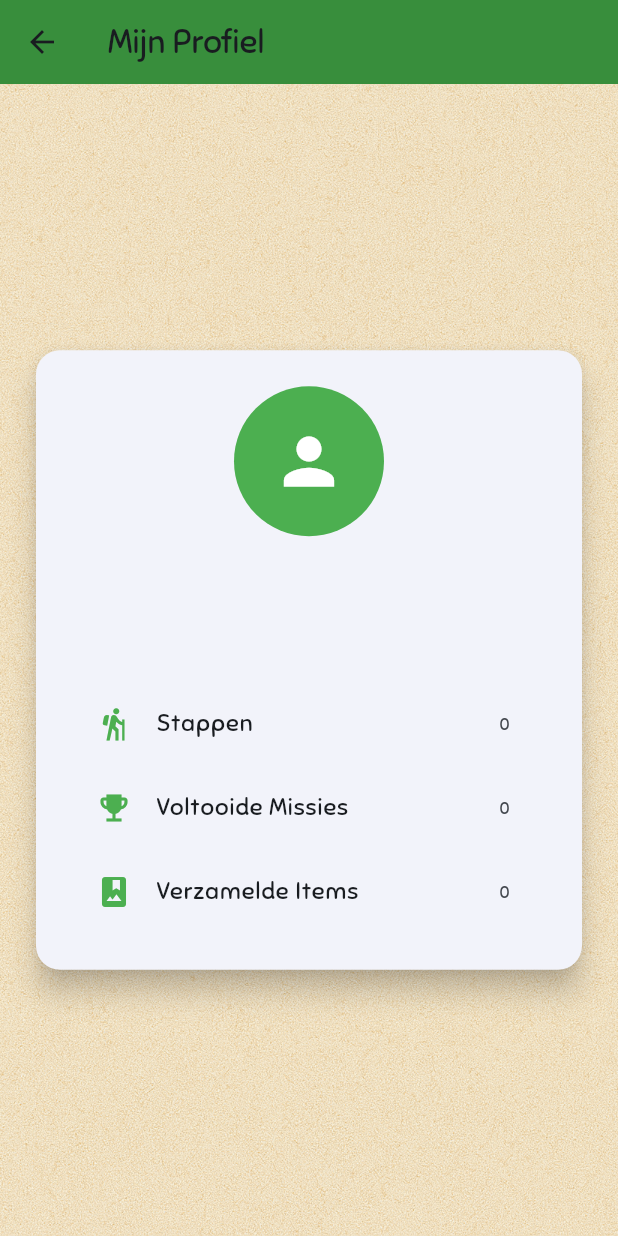
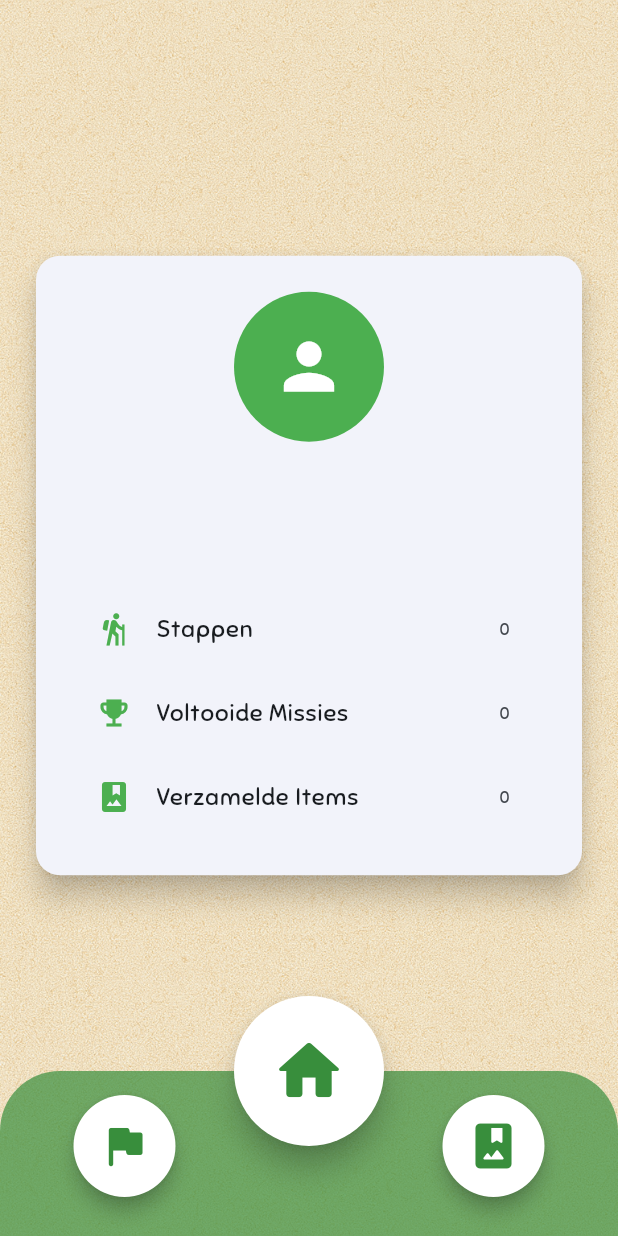
Before and after one commit to SeppeVerbekenEHB/wandelwijs, a Flutter app: the ProfileScreen screen opened by its route, on a phone screen of 412 x 824 dp. Run offline on Flutter 3.47's test engine with Material 3 defaults, Android fonts, the phone set to English and light mode, and no system bars; our stand-ins replace camera, cloud_firestore, firebase_auth, firebase_core; accounts and stored records are empty.

Commit message:
Refactor ProfileScreen layout and navigation for improved user experience

```diff
--- a/lib/screens/profile/profile_screen.dart
+++ b/lib/screens/profile/profile_screen.dart
@@ -1,6 +1,9 @@
 import 'package:flutter/material.dart';
 import 'package:firebase_auth/firebase_auth.dart';
 import '../../screens/auth.dart';
+import '../missions/missions_screen.dart';
+import '../album/album_screen.dart';
+import '../home/home_screen.dart';
 
 class ProfileScreen extends StatefulWidget {
   const ProfileScreen({super.key});
@@ -18,24 +21,25 @@ class _ProfileScreenState extends State<ProfileScreen> {
   Widget build(BuildContext context) {
     final user = _getUser();
 
-    return Scaffold(
-      appBar: AppBar(
-        title: const Text(
-          'Mijn Profiel',
-          style: TextStyle(fontFamily: 'Sniglet'),
+    return Container(
+      decoration: const BoxDecoration(
+        image: DecorationImage(
+          image: AssetImage('assets/images/Seamlessbackground.png'),
+          fit: BoxFit.cover,
         ),
-        backgroundColor: Colors.green[700],
       ),
-      body: Container(
-        decoration: const BoxDecoration(
-          image: DecorationImage(
-            image: AssetImage('assets/images/Seamlessbackground.png'),
-            fit: BoxFit.cover,
-          ),
+      child: Scaffold(
+        backgroundColor: Colors.transparent,
+        extendBodyBehindAppBar: true,
+        appBar: AppBar(
+          backgroundColor: Colors.transparent,
+          elevation: 0,
+          leading: null,
+          automaticallyImplyLeading: false,
         ),
-        child: Center(
+        body: Center(
           child: Padding(
-            padding: const EdgeInsets.all(20.0),
+            padding: const EdgeInsets.fromLTRB(20.0, 60.0, 20.0, 20.0),
             child: Card(
               elevation: 8,
               shape: RoundedRectangleBorder(
@@ -88,6 +92,84 @@ class _ProfileScreenState extends State<ProfileScreen> {
             ),
           ),
         ),
+        floatingActionButton: ElevatedButton(
+          onPressed: () {
+            Navigator.pushAndRemoveUntil(
+              context,
+              MaterialPageRoute(builder: (context) => const HomeScreen()),
+              (route) => false,
+            );
+          },
+          style: ElevatedButton.styleFrom(
+            backgroundColor: Colors.white,
+            padding: const EdgeInsets.all(24),
+            shape: const CircleBorder(),
+            elevation: 8,
+          ),
+          child: Icon(
+            Icons.home_rounded,
+            size: 52,
+            color: Colors.green[700],
+          ),
+        ),
+        floatingActionButtonLocation: FloatingActionButtonLocation.centerDocked,
+        bottomNavigationBar: Container(
+          height: 110,
+          decoration: BoxDecoration(
+            color: Colors.green[700]!.withOpacity(0.7),
+            borderRadius: const BorderRadius.only(
+              topLeft: Radius.circular(40),
+              topRight: Radius.circular(40),
+            ),
+          ),
+          child: Padding(
+            padding: const EdgeInsets.only(bottom: 20.0, top: 10.0),
+            child: Row(
+              mainAxisAlignment: MainAxisAlignment.spaceEvenly,
+              children: [
+                ElevatedButton(
+                  onPressed: () {
+                    Navigator.push(
+                      context,
+                      MaterialPageRoute(builder: (context) => const MissionsScreen()),
+                    );
+                  },
+                  style: ElevatedButton.styleFrom(
+                    backgroundColor: Colors.white,
+                    padding: const EdgeInsets.all(16),
+                    shape: const CircleBorder(),
+                    elevation: 5,
+                  ),
+                  child: Icon(
+                    Icons.flag_rounded,
+                    size: 36,
+                    color: Colors.green[700],
+                  ),
+                ),
+                const SizedBox(width: 80),
+                ElevatedButton(
+                  onPressed: () {
+                    Navigator.push(
+                      context,
+                      MaterialPageRoute(builder: (context) => const AlbumScreen()),
+                    );
+                  },
+                  style: ElevatedButton.styleFrom(
+                    backgroundColor: Colors.white,
+                    padding: const EdgeInsets.all(16),
+                    shape: const CircleBorder(),
+                    elevation: 5,
+                  ),
+                  child: Icon(
+                    Icons.photo_album_rounded,
+                    size: 36,
+                    color: Colors.green[700],
+                  ),
+                ),
+              ],
+            ),
+          ),
+        ),
       ),
     );
   }
```
